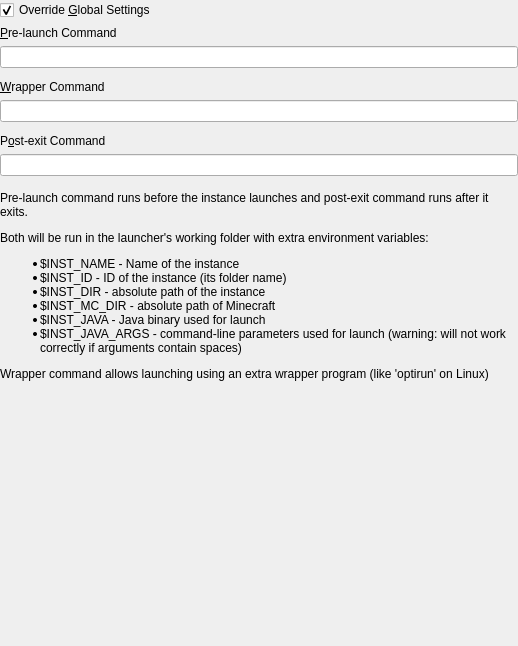
Old version of the form launcher/ui/widgets/CustomCommands.ui in the repository PrismLauncher/PrismLauncher.
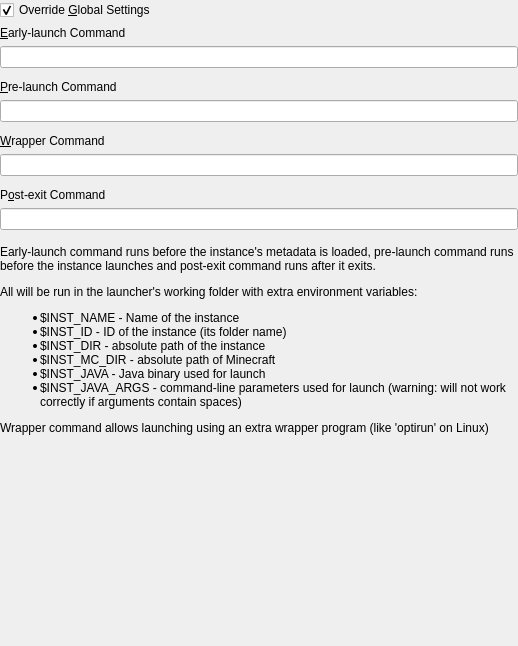
New version of the form.

Commit message: feat(launch): add early-launch command

What changed in the file:
```diff
--- a/launcher/ui/widgets/CustomCommands.ui
+++ b/launcher/ui/widgets/CustomCommands.ui
@@ -48,7 +48,71 @@
       <property name="rightMargin">
        <number>0</number>
       </property>
+      <item row="7" column="0">
+       <widget class="QLabel" name="labelWrapperCmd">
+        <property name="text">
+         <string>&amp;Wrapper Command</string>
+        </property>
+        <property name="buddy">
+         <cstring>wrapperCmdTextBox</cstring>
+        </property>
+       </widget>
+      </item>
+      <item row="4" column="0">
+       <widget class="QLineEdit" name="preLaunchCmdTextBox"/>
+      </item>
       <item row="0" column="0">
+       <widget class="QLabel" name="labelEarlyLaunchCmd">
+        <property name="text">
+         <string>&amp;Early-launch Command</string>
+        </property>
+        <property name="buddy">
+         <cstring>earlyLaunchCmdTextBox</cstring>
+        </property>
+       </widget>
+      </item>
+      <item row="6" column="0">
+       <spacer name="verticalSpacer_3">
+        <property name="orientation">
+         <enum>Qt::Orientation::Vertical</enum>
+        </property>
+        <property name="sizeType">
+         <enum>QSizePolicy::Policy::Fixed</enum>
+        </property>
+        <property name="sizeHint" stdset="0">
+         <size>
+          <width>0</width>
+          <height>6</height>
+         </size>
+        </property>
+       </spacer>
+      </item>
+      <item row="11" column="0">
+       <widget class="QLineEdit" name="postExitCmdTextBox"/>
+      </item>
+      <item row="1" column="0">
+       <widget class="QLineEdit" name="earlyLaunchCmdTextBox"/>
+      </item>
+      <item row="9" column="0">
+       <spacer name="verticalSpacer_2">
+        <property name="orientation">
+         <enum>Qt::Orientation::Vertical</enum>
+        </property>
+        <property name="sizeType">
+         <enum>QSizePolicy::Policy::Fixed</enum>
+        </property>
+        <property name="sizeHint" stdset="0">
+         <size>
+          <width>0</width>
+          <height>6</height>
+         </size>
+        </property>
+       </spacer>
+      </item>
+      <item row="8" column="0">
+       <widget class="QLineEdit" name="wrapperCmdTextBox"/>
+      </item>
+      <item row="3" column="0">
        <widget class="QLabel" name="labelPreLaunchCmd">
         <property name="text">
          <string>&amp;Pre-launch Command</string>
@@ -58,29 +122,7 @@
         </property>
        </widget>
       </item>
-      <item row="5" column="0">
-       <spacer name="verticalSpacer_2">
-        <property name="orientation">
-         <enum>Qt::Vertical</enum>
-        </property>
-        <property name="sizeType">
-         <enum>QSizePolicy::Fixed</enum>
-        </property>
-        <property name="sizeHint" stdset="0">
-         <size>
-          <width>0</width>
-          <height>6</height>
-         </size>
-        </property>
-       </spacer>
-      </item>
-      <item row="1" column="0">
-       <widget class="QLineEdit" name="preLaunchCmdTextBox"/>
-      </item>
-      <item row="4" column="0">
-       <widget class="QLineEdit" name="wrapperCmdTextBox"/>
-      </item>
-      <item row="6" column="0">
+      <item row="10" column="0">
        <widget class="QLabel" name="labelPostExitCmd">
         <property name="text">
          <string>P&amp;ost-exit Command</string>
@@ -90,26 +132,13 @@
         </property>
        </widget>
       </item>
-      <item row="7" column="0">
-       <widget class="QLineEdit" name="postExitCmdTextBox"/>
-      </item>
-      <item row="3" column="0">
-       <widget class="QLabel" name="labelWrapperCmd">
-        <property name="text">
-         <string>&amp;Wrapper Command</string>
-        </property>
-        <property name="buddy">
-         <cstring>wrapperCmdTextBox</cstring>
-        </property>
-       </widget>
-      </item>
       <item row="2" column="0">
-       <spacer name="verticalSpacer_3">
+       <spacer name="verticalSpacer_4">
         <property name="orientation">
-         <enum>Qt::Vertical</enum>
+         <enum>Qt::Orientation::Vertical</enum>
         </property>
         <property name="sizeType">
-         <enum>QSizePolicy::Fixed</enum>
+         <enum>QSizePolicy::Policy::Fixed</enum>
         </property>
         <property name="sizeHint" stdset="0">
          <size>
@@ -125,7 +154,7 @@
    <item>
     <widget class="QLabel" name="labelCustomCmdsDescription">
      <property name="text">
-      <string>&lt;html&gt;&lt;head/&gt;&lt;body&gt;&lt;p&gt;Pre-launch command runs before the instance launches and post-exit command runs after it exits.&lt;/p&gt;&lt;p&gt;Both will be run in the launcher's working folder with extra environment variables:&lt;/p&gt;&lt;ul&gt;&lt;li&gt;$INST_NAME - Name of the instance&lt;/li&gt;&lt;li&gt;$INST_ID - ID of the instance (its folder name)&lt;/li&gt;&lt;li&gt;$INST_DIR - absolute path of the instance&lt;/li&gt;&lt;li&gt;$INST_MC_DIR - absolute path of Minecraft&lt;/li&gt;&lt;li&gt;$INST_JAVA - Java binary used for launch&lt;/li&gt;&lt;li&gt;$INST_JAVA_ARGS - command-line parameters used for launch (warning: will not work correctly if arguments contain spaces)&lt;/li&gt;&lt;/ul&gt;&lt;p&gt;Wrapper command allows launching using an extra wrapper program (like 'optirun' on Linux)&lt;/p&gt;&lt;/body&gt;&lt;/html&gt;</string>
+      <string>&lt;html&gt;&lt;head/&gt;&lt;body&gt;&lt;p&gt;Early-launch command runs before the instance's metadata is loaded, pre-launch command runs before the instance launches and post-exit command runs after it exits.&lt;/p&gt;&lt;p&gt;All will be run in the launcher's working folder with extra environment variables:&lt;/p&gt;&lt;ul&gt;&lt;li&gt;$INST_NAME - Name of the instance&lt;/li&gt;&lt;li&gt;$INST_ID - ID of the instance (its folder name)&lt;/li&gt;&lt;li&gt;$INST_DIR - absolute path of the instance&lt;/li&gt;&lt;li&gt;$INST_MC_DIR - absolute path of Minecraft&lt;/li&gt;&lt;li&gt;$INST_JAVA - Java binary used for launch&lt;/li&gt;&lt;li&gt;$INST_JAVA_ARGS - command-line parameters used for launch (warning: will not work correctly if arguments contain spaces)&lt;/li&gt;&lt;/ul&gt;&lt;p&gt;Wrapper command allows launching using an extra wrapper program (like 'optirun' on Linux)&lt;/p&gt;&lt;/body&gt;&lt;/html&gt;</string>
      </property>
      <property name="alignment">
       <set>Qt::AlignLeading|Qt::AlignLeft|Qt::AlignTop</set>
```
Left out of the diff: 6 changed lines with no effect on the pictures. The commit also changes 7 other files.
